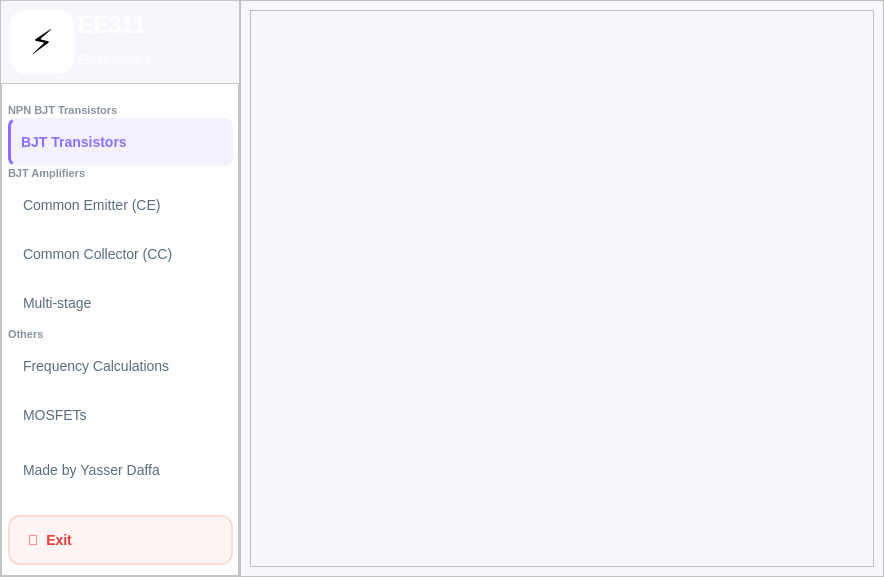
The window that ui/main_dashboard.ui (Yasser-Daffa/ee311-transistor-calc) describes before a commit, drawn with Qt 5.
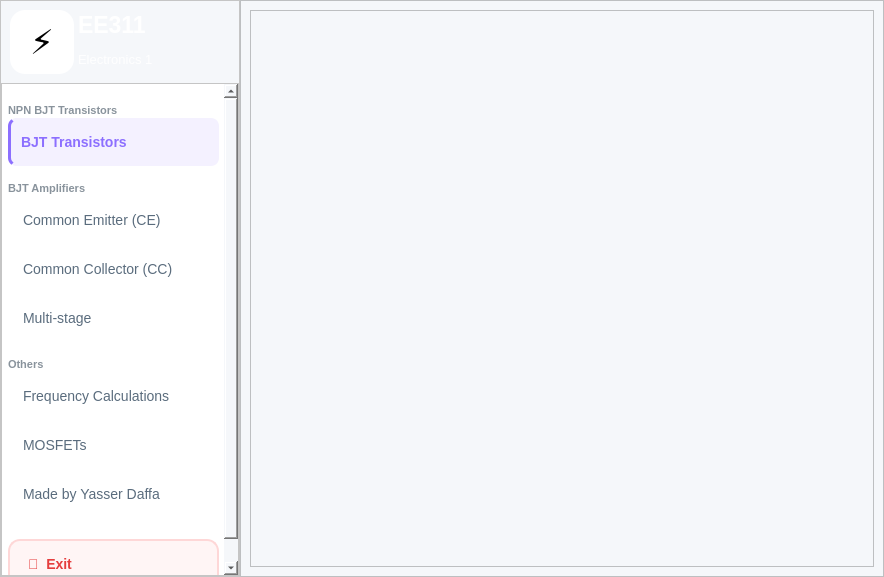
The same window after the commit.

Commit message: main dashboard spacing adjustments

```diff
--- a/ui/main_dashboard.ui
+++ b/ui/main_dashboard.ui
@@ -230,7 +230,7 @@
             <x>0</x>
             <y>0</y>
             <width>224</width>
-            <height>494</height>
+            <height>526</height>
            </rect>
           </property>
           <property name="styleSheet">
@@ -334,6 +334,22 @@
              </attribute>
             </widget>
            </item>
+           <item>
+            <spacer name="verticalSpacer_3">
+             <property name="orientation">
+              <enum>Qt::Orientation::Vertical</enum>
+             </property>
+             <property name="sizeType">
+              <enum>QSizePolicy::Policy::Fixed</enum>
+             </property>
+             <property name="sizeHint" stdset="0">
+              <size>
+               <width>20</width>
+               <height>15</height>
+              </size>
+             </property>
+            </spacer>
+           </item>
            <item>
             <widget class="QLabel" name="userMgmtLabel">
              <property name="styleSheet">
@@ -503,6 +519,22 @@
              </attribute>
             </widget>
            </item>
+           <item>
+            <spacer name="verticalSpacer_4">
+             <property name="orientation">
+              <enum>Qt::Orientation::Vertical</enum>
+             </property>
+             <property name="sizeType">
+              <enum>QSizePolicy::Policy::Fixed</enum>
+             </property>
+             <property name="sizeHint" stdset="0">
+              <size>
+               <width>20</width>
+               <height>15</height>
+              </size>
+             </property>
+            </spacer>
+           </item>
            <item>
             <widget class="QLabel" name="courseMgmtLabel">
              <property name="styleSheet">
```
